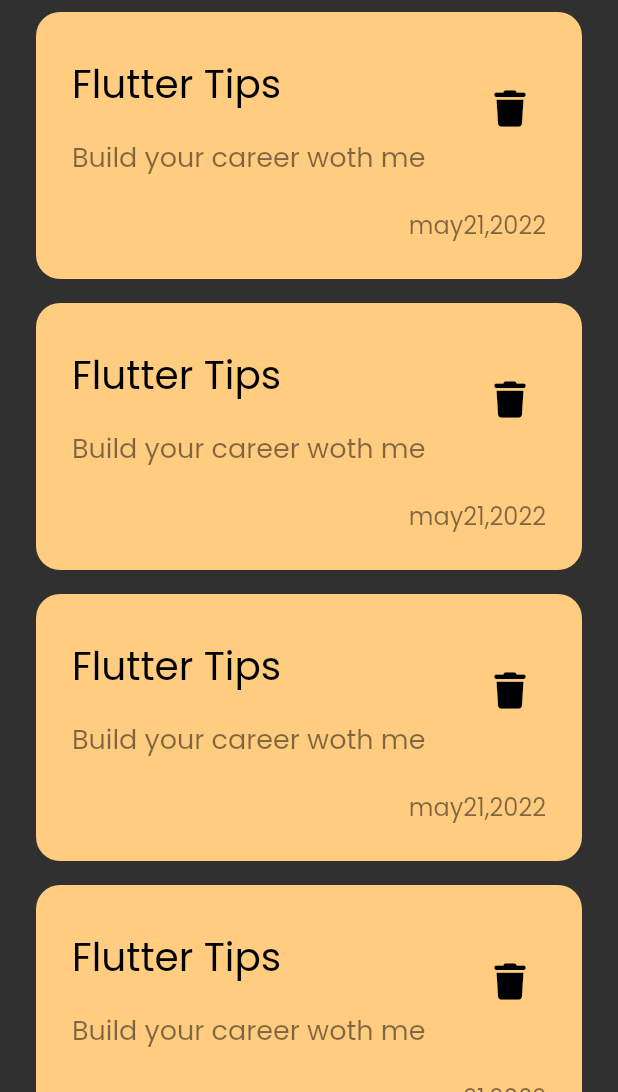
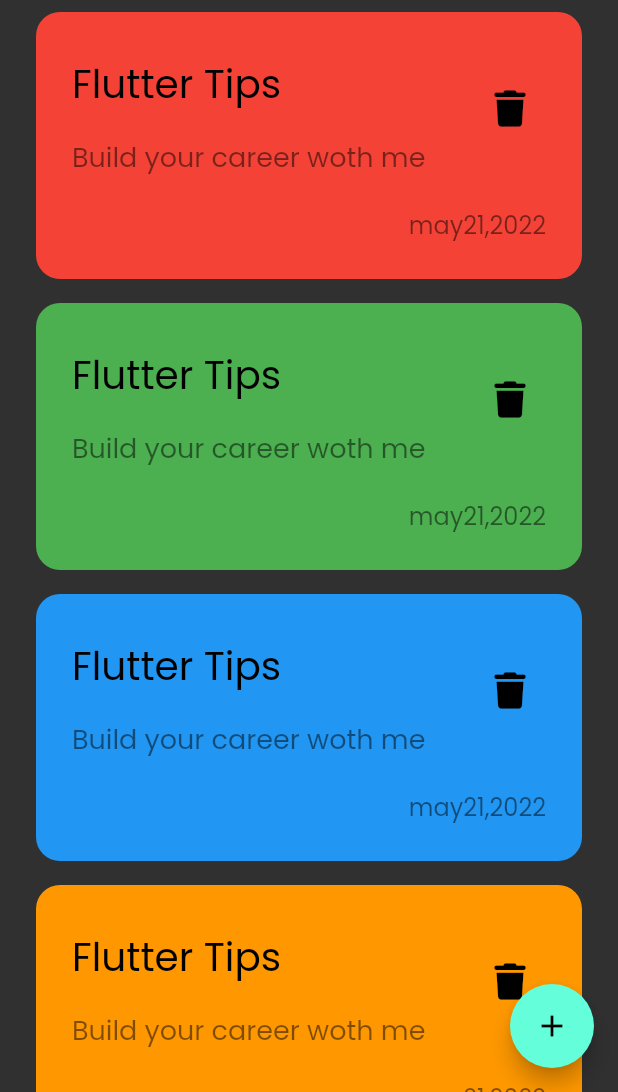
Before and after one commit to Asnais-gh/nore_app, a Flutter app: the screen it shows after launch, on a phone screen of 412 x 824 dp, the part 144-1236 px from its top. Run offline on Flutter 3.47's test engine with Material 3 defaults, Android fonts, the phone set to English and light mode, and no system bars; our stand-ins replace font_awesome_flutter, google_fonts.

Commit message:
"Added floating action button to NotesView, modified NoteItem to accept color parameter, and updated NotesItemListView to pass color to NoteItem"

```diff
--- a/lib/views/notes_view.dart
+++ b/lib/views/notes_view.dart
@@ -1,15 +1,17 @@
 import 'package:flutter/material.dart';
 import 'package:note_app/views/widgets/notes_view_body.dart';
 
-class NotesView
- extends StatelessWidget {
-  const NotesView
-  ({super.key});
+class NotesView extends StatelessWidget {
+  const NotesView({super.key});
 
   @override
   Widget build(BuildContext context) {
-    return const Scaffold(
-      body: NotesViewBody(),
+    return Scaffold(
+      floatingActionButton: FloatingActionButton(
+        onPressed: () {},
+        child: Icon(Icons.add),
+      ),
+      body: const NotesViewBody(),
     );
   }
 }
--- a/lib/views/widgets/custom_note_item.dart
+++ b/lib/views/widgets/custom_note_item.dart
@@ -2,14 +2,15 @@ import 'package:flutter/material.dart';
 import 'package:font_awesome_flutter/font_awesome_flutter.dart';
 
 class NoteItem extends StatelessWidget {
-  const NoteItem({super.key});
-
+  const NoteItem({super.key, this.color});
+  final Color? color;
   @override
   Widget build(BuildContext context) {
     return Container(
       padding: const EdgeInsets.symmetric(vertical: 24, horizontal: 24),
       decoration: BoxDecoration(
-        color: const Color(0xffFFCC80),
+        color: color,
+        //const Color(0xffFFCC80)
         borderRadius: BorderRadius.circular(16),
       ),
       child: Column(
@@ -24,7 +25,6 @@ class NoteItem extends StatelessWidget {
                 fontSize: 26,
               ),
             ),
-
             subtitle: Padding(
               padding: const EdgeInsets.symmetric(vertical: 16),
               child: Text(
@@ -44,7 +44,8 @@ class NoteItem extends StatelessWidget {
                 )),
           ),
           Text('may21,2022',
-              style: TextStyle(fontSize: 16,color: Colors.black.withOpacity(0.5)))
+              style:
+                  TextStyle(fontSize: 16, color: Colors.black.withOpacity(0.5)))
         ],
       ),
     );
--- a/lib/views/widgets/note_item_listview.dart
+++ b/lib/views/widgets/note_item_listview.dart
@@ -7,9 +7,13 @@ class NotesItemListView extends StatelessWidget {
   @override
   Widget build(BuildContext context) {
     return ListView.builder(itemBuilder: (context, index) {
-      return const Padding(
-        padding:  EdgeInsets.symmetric(vertical: 8),
-        child:  NoteItem(),
+      final colors = [Colors.red, Colors.green, Colors.blue, Colors.orange];
+      final itemColor = colors[index % colors.length];
+      return Padding(
+        padding: const EdgeInsets.symmetric(vertical: 8),
+        child: NoteItem(
+          color: itemColor,
+        ),
       );
     });
   }
```
